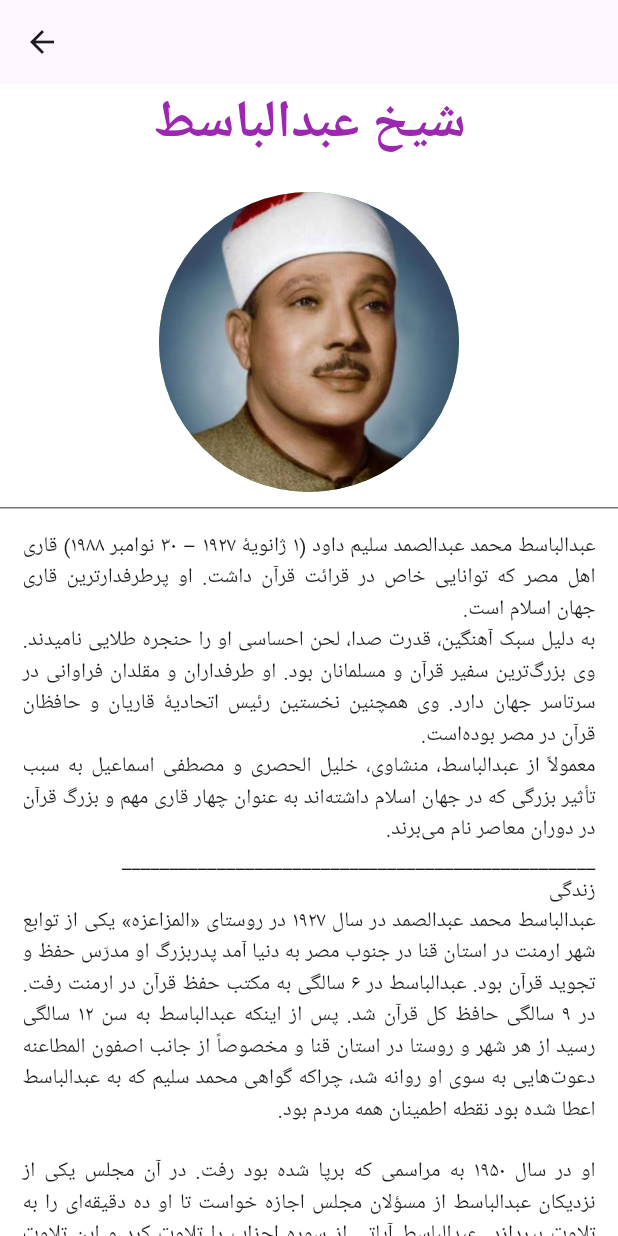
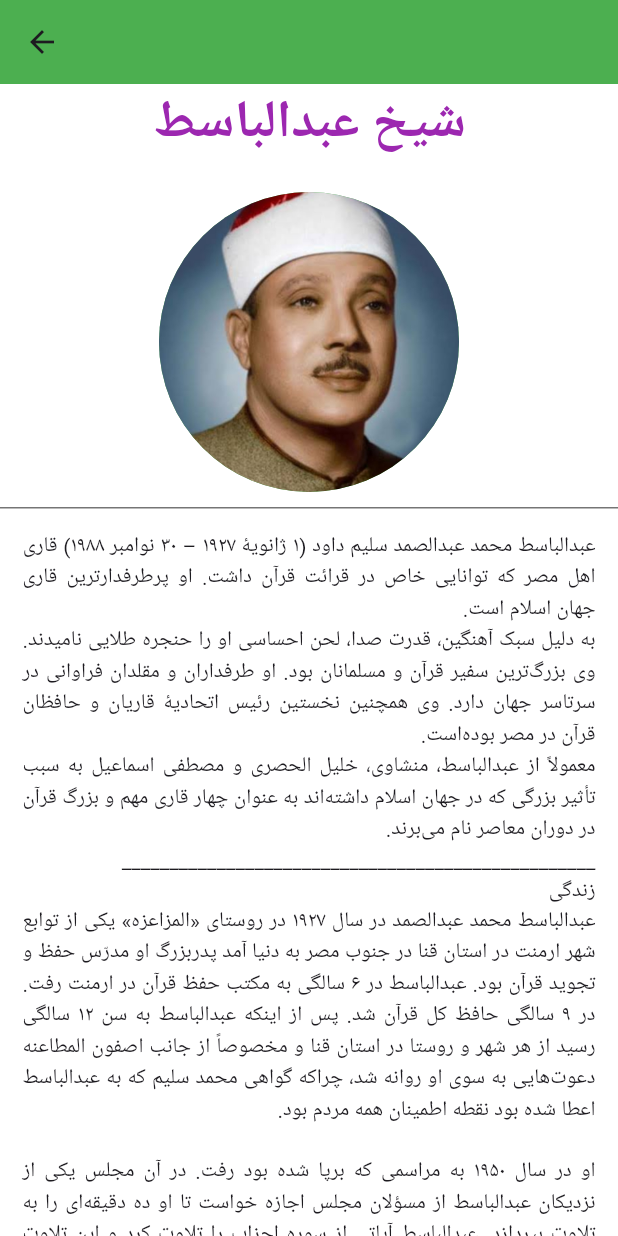
Before and after one commit to Ahmadi83/Assignment-11, a Flutter app: the screen it shows after launch, after a tap on the "arrow forward" icon, on a phone screen of 412 x 824 dp. Run offline on Flutter 3.47's test engine with Material 3 defaults, Android fonts, the phone set to English and light mode, and no system bars; our stand-ins replace audioplayers, share_plus.

Commit message:
my details added

```diff
--- a/lib/details.dart
+++ b/lib/details.dart
@@ -22,7 +22,7 @@ class Details extends StatelessWidget {
   @override
   Widget build(BuildContext context) {
     return Scaffold(backgroundColor: Colors.white,
-      appBar: AppBar(),
+      appBar: AppBar(backgroundColor: Colors.green,),
       body: ListView(
         children: [Column(children:[
           Padding(
@@ -57,13 +57,10 @@ class Details extends StatelessWidget {
           ElevatedButton(onPressed: () async{
             final linkToOpen =Uri.parse(link);
             await launchUrl(linkToOpen, );
-            }, child: Text("More",)),
+            }, child: Text("More details....",)),
 
 
 
-          ElevatedButton(onPressed: (){
-           Playsound();
-            }, child: Text("Play")),
         ],),
       ])
     );
--- a/lib/main.dart
+++ b/lib/main.dart
@@ -89,13 +89,15 @@ class _MyAppState extends State<MyApp> {
       'link': "https://www.charkhoneh.com/content/930524107",
     },
     {
-      'name': 'استاد پرهیزپگار',
-      'picture': 'images/salim.jpg',
+      'name': 'استاد پرهیزگار',
+      'picture': 'images/parhezgar.jpg',
       'description': "$shahrear",
       'country': 'ایران',
       'link': "https://fa.wikipedia.org/wiki/%D8%B4%D9%87%D8%B1%DB%8C%D8%A7%D8%B1_%D9%BE%D8%B1%D9%87%DB%8C%D8%B2%DA%AF%D8%A7%D8%B1",
     },
   ];
+
+
 
   Aboutme(){
     Navigator.push(context, MaterialPageRoute(builder: (context){return About();}));
@@ -103,11 +105,10 @@ class _MyAppState extends State<MyApp> {
 
 
 
-
   @override
   Widget build(BuildContext context) {
     return Scaffold(
-      backgroundColor: Colors.blueGrey
+      backgroundColor: Colors.white
       ,
       appBar: AppBar(
         backgroundColor: Colors.green,
@@ -135,13 +136,37 @@ class _MyAppState extends State<MyApp> {
        ],),
 
 
-      body: FractionallySizedBox(heightFactor: 1,
+      body: Column(
+        children: [
+          SizedBox(
+            height: 200,
+            child: ListView.builder(itemCount: list.length,
+              scrollDirection: Axis.horizontal,
+
+              itemBuilder: (context, index) {
+              return Padding(
+                padding: const EdgeInsets.all(20.0),
+                child: Container( decoration: BoxDecoration(borderRadius: BorderRadius.circular(30),
+                    image:DecorationImage(image: AssetImage(list[index]['picture']),fit: BoxFit.cover ),
+                color: Colors.greenAccent),
+
+                    height: 150,width: 280,
+                 ),
+              );
+            },),
+          ),
+
+
+
+
+             Expanded(
                child: ListView.builder(
-          itemBuilder: (context, index) {
-          return Card(
+                itemBuilder: (context, index) {Axis.horizontal;
+                return Card(color: Colors.greenAccent,
                   child: ListTile(
                     shape: OutlineInputBorder(borderRadius: BorderRadius.circular(14)),
                     splashColor: Colors.blueGrey,
+
                     title: Text(list[index]['name'],style: TextStyle(color: Colors.purple,fontSize: 20,fontWeight: FontWeight.w600),),
                     subtitle: Text(list[index]['country'],style: TextStyle(color: Colors.red,fontSize: 17,fontWeight: FontWeight.bold),),
                     leading: CircleAvatar(
@@ -159,6 +184,9 @@ class _MyAppState extends State<MyApp> {
 
                            },itemCount: list.length,),
              ),
+
+        ],
+      ),
     );
   }
 }
--- a/pubspec.yaml
+++ b/pubspec.yaml
@@ -79,6 +79,11 @@ flutter:
     - images/ghamedi.jpg
     - images/shateri.jpg
     - images/parhezgar.jpg
+    - images/me.jpg
+    - images/telegram.jpg
+    - images/google.jpg
+    - images/linkdin.jpg
+    - images/gitgub.jpg
 
   # An image asset can refer to one or more resolution-specific "variants", see
   # https://flutter.dev/assets-and-images/#resolution-aware
```
Also changed, not shown: lib/About.dart (+73 -3 lines), lib/texts_details.dart (+8 -9 lines), images/parhezgar.jpg (added), images/shateri.jpg (added). Lines whose indentation alone changed are shown as unchanged.
